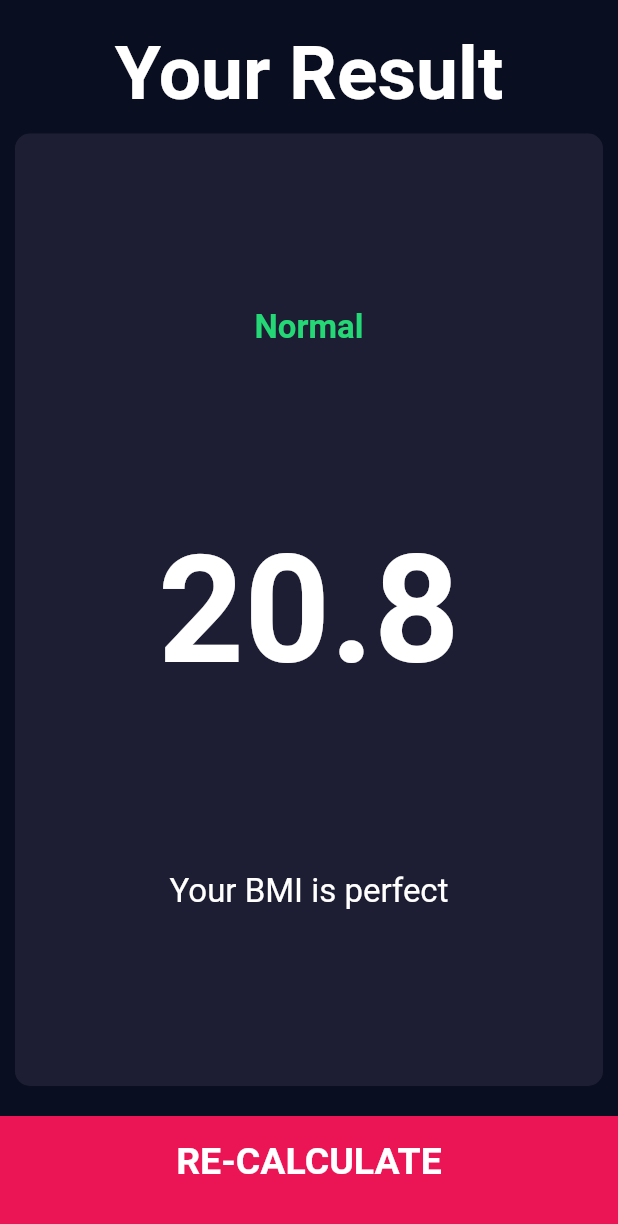
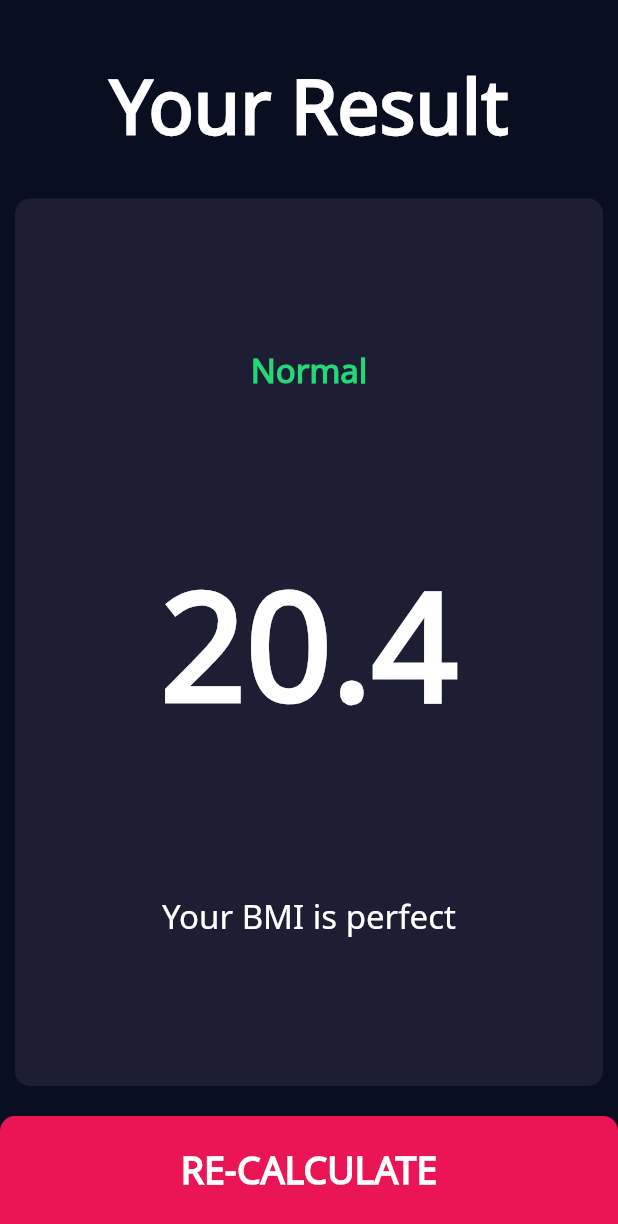
Before and after one commit to ahmedawwan/bmi-calculator, a Flutter app: the screen it shows after launch, after a tap on "CALCULATE", on a phone screen of 412 x 824 dp. Shown: the top 1224 px of the screen. Run offline on Flutter 3.47's test engine with Material 2 defaults, Android fonts, the phone set to English and light mode, and no system bars; our stand-ins replace font_awesome_flutter.

Commit message:
New changes

```diff
--- a/lib/constant/constant.dart
+++ b/lib/constant/constant.dart
@@ -10,30 +10,37 @@
 const kLabelTextStyle = TextStyle(
   fontSize: 18.0,
   color: Color(0xFF8D8E98),
+  fontFamily: "NotoSans",
 );
 const kNumberTextStyle = TextStyle(
   fontSize: 50.0,
   fontWeight: FontWeight.w900,
+  fontFamily: "NotoSans",
 );
 const kLargeButtonStyle = TextStyle(
   fontSize: 25.0,
   fontWeight: FontWeight.bold,
+  fontFamily: "NotoSans",
 );
 const kTitleTextStyle = TextStyle(
   fontWeight: FontWeight.bold,
   fontSize: 50.0,
+  fontFamily: "NotoSans",
 );
 const kResultStyle = TextStyle(
   color: Color(0xff24d876),
   fontSize: 22.0,
   fontWeight: FontWeight.bold,
+  fontFamily: "NotoSans",
 );
 
 const kBMIStyle = TextStyle(
   fontWeight: FontWeight.bold,
   fontSize: 100.0,
+  fontFamily: "NotoSans",
 );
 
 const kBodyTextStyle = TextStyle(
   fontSize: 22.0,
+  fontFamily: "NotoSans",
 );
--- a/lib/screens/input_page.dart
+++ b/lib/screens/input_page.dart
@@ -120,6 +120,7 @@
                     onPress: () {},
                     color: kInactiveCardColor,
                     cardChild: Column(
+                      mainAxisAlignment: MainAxisAlignment.center,
                       children: [
                         const Text(
                           'WEIGHT',
@@ -162,6 +163,7 @@
                     onPress: () {},
                     color: kInactiveCardColor,
                     cardChild: Column(
+                      mainAxisAlignment: MainAxisAlignment.center,
                       children: [
                         const Text(
                           'Age',
--- a/lib/screens/result_screen.dart
+++ b/lib/screens/result_screen.dart
@@ -20,9 +20,9 @@
       body: Column(
         mainAxisAlignment: MainAxisAlignment.spaceEvenly,
         children: <Widget>[
-          const Padding(
-            padding: EdgeInsets.only(top: 20.0),
-            child: Expanded(
+          const Expanded(
+            child: Padding(
+              padding: EdgeInsets.only(top: 36.0),
               child: Text(
                 "Your Result",
                 style: kTitleTextStyle,
--- a/lib/screens/splash_screen.dart
+++ b/lib/screens/splash_screen.dart
@@ -1,8 +1,7 @@
 import 'dart:async';
-import 'package:bmi_calculator/constant/constant.dart';
-import 'package:bmi_calculator/widgets/icon_content.dart';
 import 'package:flutter/material.dart';
-import 'package:font_awesome_flutter/font_awesome_flutter.dart';
+
+import '../constant/constant.dart';
 
 class SplashScreen extends StatefulWidget {
   const SplashScreen({Key? key}) : super(key: key);
@@ -18,18 +17,42 @@
   @override
   void initState() {
     super.initState();
+    Timer(const Duration(seconds: 1), () async {
+      setState(() {
+        _visible = true;
+      });
+    });
     startTimer();
   }
 
+  bool _visible = false;
+
   @override
   Widget build(BuildContext context) {
-    return Scaffold(
-      body: Container(
-        color: kPrimaryColor,
-        child: Center(
-          child: IconContent(
-            icon: FontAwesomeIcons.weightScale,
-            label: "BMI Calculator",
+    return Material(
+      child: AnimatedOpacity(
+        opacity: _visible ? 1.0 : 0.0,
+        duration: const Duration(milliseconds: 1000),
+        child: Container(
+          color: kPrimaryColor,
+          child: Center(
+            child: Column(
+              mainAxisAlignment: MainAxisAlignment.center,
+              crossAxisAlignment: CrossAxisAlignment.center,
+              children: [
+                Image.asset(
+                  'assets/images/logo.png',
+                  width: MediaQuery.of(context).size.width * 0.3,
+                ),
+                const SizedBox(
+                  height: 10.0,
+                ),
+                const Text(
+                  "Calculate your BMI",
+                  style: kLabelTextStyle,
+                ),
+              ],
+            ),
           ),
         ),
       ),
--- a/lib/widgets/bottom_button.dart
+++ b/lib/widgets/bottom_button.dart
@@ -15,14 +15,18 @@
         onPressed();
       },
       child: Container(
-        padding: const EdgeInsets.only(bottom: 20.0),
+        padding: const EdgeInsets.only(bottom: 10.0),
         child: Center(
           child: Text(
             buttonText,
             style: kLargeButtonStyle,
           ),
         ),
-        color: kSecondaryColor,
+        decoration: const BoxDecoration(
+          borderRadius: BorderRadius.only(
+              topRight: Radius.circular(10), topLeft: Radius.circular(10)),
+          color: kSecondaryColor,
+        ),
         margin: const EdgeInsets.only(top: 10),
         height: kBottomContainerHeight,
         width: double.infinity,
```
Also changed, not shown: pubspec.yaml (+9 -65 lines), assets/fonts/NotoSans-Regular.ttf (added), assets/images/logo.png (added), 10 other files.
